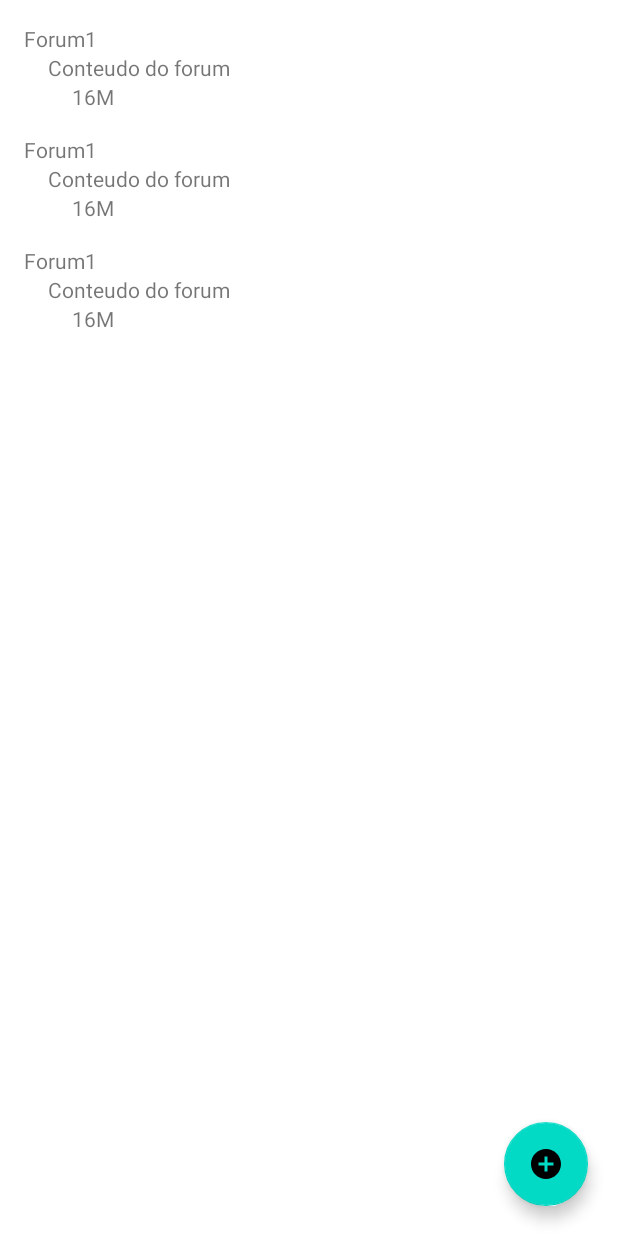
After one commit to LuizP2/O_que_assistir, an Android app: the layout activity_lista_forums.xml on its own in the app's theme, with its tools: preview values and no code run, on a phone screen of 412 x 824 dp. The commit adds this screen. Run offline under Robolectric (Android 15) with nearby library versions, the phone set to English and light mode, and no system bars.

Commit message:
Added functionality to the FAB and some more things

```diff
--- /dev/null
+++ b/app/src/main/res/drawable/ic_add_button.xml
@@ -0,0 +1,5 @@
+<vector xmlns:android="http://schemas.android.com/apk/res/android" android:height="24dp" android:tint="#000000" android:viewportHeight="24" android:viewportWidth="24" android:width="24dp">
+
+    <path android:fillColor="@android:color/white" android:pathData="M12,2C6.48,2 2,6.48 2,12s4.48,10 10,10 10,-4.48 10,-10S17.52,2 12,2zM17,13h-4v4h-2v-4L7,13v-2h4L11,7h2v4h4v2z"/>
+
+</vector>
--- /dev/null
+++ b/app/src/main/res/layout/activity_lista_forums.xml
@@ -0,0 +1,31 @@
+<?xml version="1.0" encoding="utf-8"?>
+<androidx.constraintlayout.widget.ConstraintLayout xmlns:android="http://schemas.android.com/apk/res/android"
+    android:layout_width="match_parent"
+    android:layout_height="match_parent"
+    xmlns:app="http://schemas.android.com/apk/res-auto"
+    xmlns:tools="http://schemas.android.com/tools">
+
+    <androidx.recyclerview.widget.RecyclerView
+        android:id="@+id/RecyclerView"
+        android:layout_width="0dp"
+        android:layout_height="0dp"
+        app:layout_constraintTop_toTopOf="parent"
+        app:layout_constraintBottom_toBottomOf="parent"
+        app:layout_constraintStart_toStartOf="parent"
+        app:layout_constraintEnd_toEndOf="parent"
+        tools:listitem="@layout/forum_item" />
+
+    <com.google.android.material.floatingactionbutton.FloatingActionButton
+        android:contentDescription="Add new forum"
+        android:id="@+id/floatingActionButton"
+        android:layout_width="wrap_content"
+        android:layout_height="wrap_content"
+        android:layout_margin="20dp"
+        android:focusable="true"
+        android:clickable="true"
+        app:layout_constraintBottom_toBottomOf="parent"
+        app:layout_constraintEnd_toEndOf="parent"
+        app:srcCompat="@drawable/ic_add_button" />
+
+
+</androidx.constraintlayout.widget.ConstraintLayout>
--- a/app/src/main/res/layout/forum_item.xml
+++ b/app/src/main/res/layout/forum_item.xml
@@ -1,7 +1,7 @@
 <?xml version="1.0" encoding="utf-8"?>
 <androidx.constraintlayout.widget.ConstraintLayout xmlns:android="http://schemas.android.com/apk/res/android"
     android:layout_width="match_parent"
-    android:layout_height="match_parent"
+    android:layout_height="wrap_content"
     xmlns:app="http://schemas.android.com/apk/res-auto"
     xmlns:tools="http://schemas.android.com/tools">
 
@@ -38,4 +38,7 @@
         app:layout_constraintEnd_toEndOf="@id/descricao"
         app:layout_constraintTop_toBottomOf="@+id/descricao"/>
 
+
+
+
 </androidx.constraintlayout.widget.ConstraintLayout>
```
Also changed, not shown: app/src/main/AndroidManifest.xml (+1 -6 lines), app/src/main/java/com/example/form/UI/form_forum_Activity.kt (+8 -2 lines), app/src/main/java/com/example/form/UI/listaForumnActivity.kt (added, +47 -0 lines), app/src/main/java/com/example/form/UI/mainActivity.kt (deleted, +0 -27 lines), app/src/main/java/com/example/form/adapters/listarforumsAdapter.kt (+14 -1 lines), app/src/main/java/com/example/form/dao/forumDao.kt (added, +29 -0 lines), app/src/main/res/layout/activity_main.xml (deleted, +0 -18 lines).
